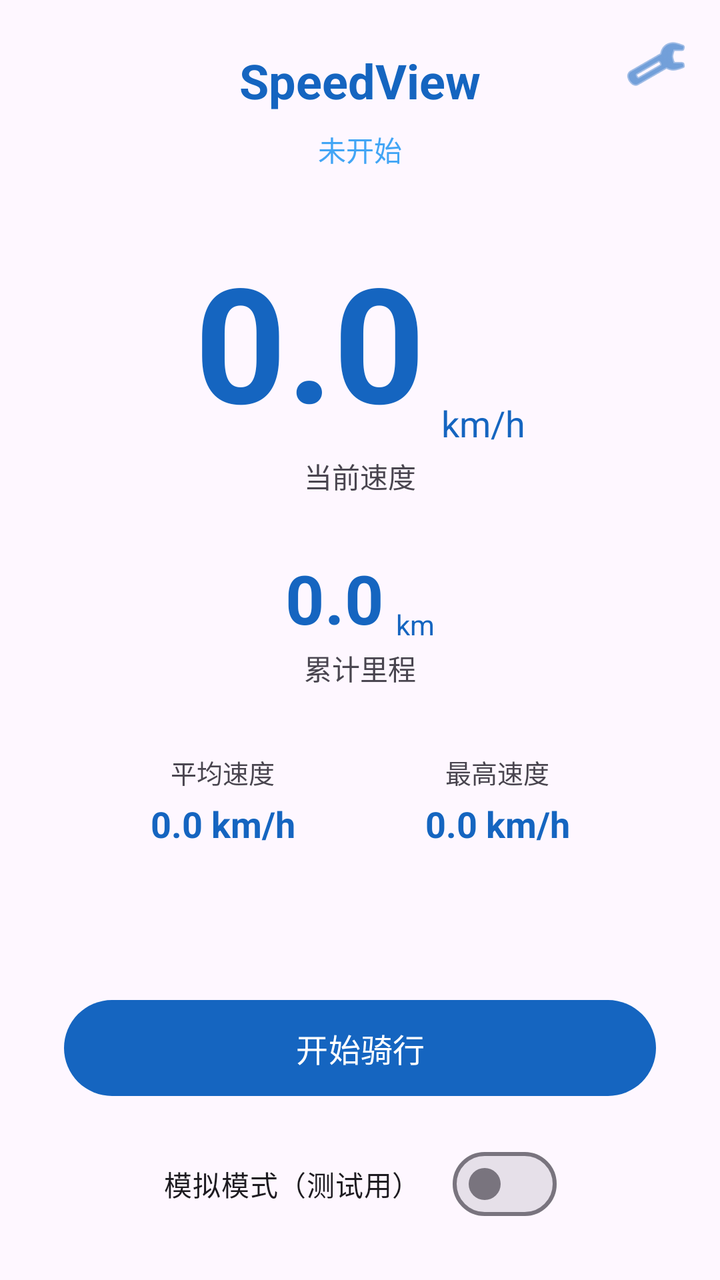
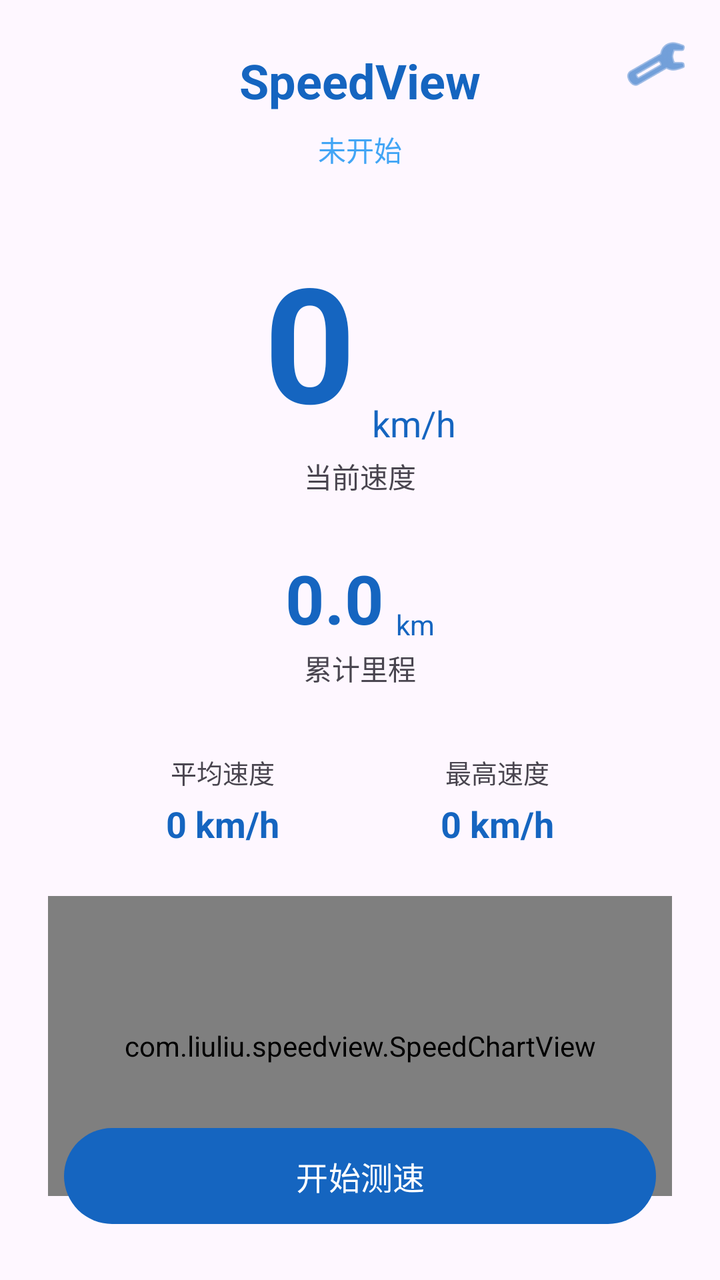

The first picture is an Android layout as it rendered before a commit; the second is the same layout after the commit. The layout source and the unified diff follow.
<!-- AndroidManifest.xml: application theme Theme.SpeedView -->
<!-- res/layout/activity_main.xml -->
<?xml version="1.0" encoding="utf-8"?>
<androidx.constraintlayout.widget.ConstraintLayout xmlns:android="http://schemas.android.com/apk/res/android"
    xmlns:app="http://schemas.android.com/apk/res-auto"
    xmlns:tools="http://schemas.android.com/tools"
    android:id="@+id/main"
    android:layout_width="match_parent"
    android:layout_height="match_parent"
    tools:context=".MainActivity">

    
    <ImageButton
        android:id="@+id/btn_settings"
        android:layout_width="48dp"
        android:layout_height="48dp"
        android:layout_marginTop="8dp"
        android:layout_marginEnd="8dp"
        android:background="?attr/selectableItemBackgroundBorderless"
        android:contentDescription="@string/settings"
        android:src="@android:drawable/ic_menu_preferences"
        app:layout_constraintEnd_toEndOf="parent"
        app:layout_constraintTop_toTopOf="parent"
        app:tint="@color/speed_blue" />

    
    <TextView
        android:id="@+id/tv_title"
        android:layout_width="wrap_content"
        android:layout_height="wrap_content"
        android:layout_marginTop="24dp"
        android:text="@string/app_name"
        android:textColor="@color/speed_blue"
        android:textSize="24sp"
        android:textStyle="bold"
        app:layout_constraintEnd_toEndOf="parent"
        app:layout_constraintStart_toStartOf="parent"
        app:layout_constraintTop_toTopOf="parent" />

    
    <TextView
        android:id="@+id/tv_status"
        android:layout_width="wrap_content"
        android:layout_height="wrap_content"
        android:layout_marginTop="8dp"
        android:text="@string/riding_status_idle"
        android:textColor="@color/speed_blue_light"
        android:textSize="14sp"
        app:layout_constraintEnd_toEndOf="parent"
        app:layout_constraintStart_toStartOf="parent"
        app:layout_constraintTop_toBottomOf="@id/tv_title" />

    
    <TextView
        android:id="@+id/tv_speed_value"
        android:layout_width="wrap_content"
        android:layout_height="wrap_content"
        android:layout_marginTop="32dp"
        android:text="0.0"
        android:textColor="@color/speed_blue"
        android:textSize="80sp"
        android:textStyle="bold"
        app:layout_constraintEnd_toStartOf="@id/tv_speed_unit"
        app:layout_constraintHorizontal_chainStyle="packed"
        app:layout_constraintStart_toStartOf="parent"
        app:layout_constraintTop_toBottomOf="@id/tv_status" />

    <TextView
        android:id="@+id/tv_speed_unit"
        android:layout_width="wrap_content"
        android:layout_height="wrap_content"
        android:layout_marginStart="8dp"
        android:text="@string/unit_kmh"
        android:textColor="@color/speed_blue"
        android:textSize="18sp"
        app:layout_constraintBottom_toBottomOf="@id/tv_speed_value"
        app:layout_constraintEnd_toEndOf="parent"
        app:layout_constraintStart_toEndOf="@id/tv_speed_value" />

    <TextView
        android:id="@+id/tv_speed_label"
        android:layout_width="wrap_content"
        android:layout_height="wrap_content"
        android:layout_marginTop="4dp"
        android:text="@string/speed_label"
        android:textSize="14sp"
        app:layout_constraintEnd_toEndOf="parent"
        app:layout_constraintStart_toStartOf="parent"
        app:layout_constraintTop_toBottomOf="@id/tv_speed_value" />

    
    <TextView
        android:id="@+id/tv_distance_value"
        android:layout_width="wrap_content"
        android:layout_height="wrap_content"
        android:layout_marginTop="28dp"
        android:text="0.0"
        android:textColor="@color/speed_blue"
        android:textSize="34sp"
        android:textStyle="bold"
        app:layout_constraintEnd_toStartOf="@id/tv_distance_unit"
        app:layout_constraintHorizontal_chainStyle="packed"
        app:layout_constraintStart_toStartOf="parent"
        app:layout_constraintTop_toBottomOf="@id/tv_speed_label" />

    <TextView
        android:id="@+id/tv_distance_unit"
        android:layout_width="wrap_content"
        android:layout_height="wrap_content"
        android:layout_marginStart="6dp"
        android:text="@string/unit_km"
        android:textColor="@color/speed_blue"
        android:textSize="14sp"
        app:layout_constraintBottom_toBottomOf="@id/tv_distance_value"
        app:layout_constraintEnd_toEndOf="parent"
        app:layout_constraintStart_toEndOf="@id/tv_distance_value" />

    <TextView
        android:id="@+id/tv_distance_label"
        android:layout_width="wrap_content"
        android:layout_height="wrap_content"
        android:layout_marginTop="2dp"
        android:text="@string/distance_label"
        android:textSize="14sp"
        app:layout_constraintEnd_toEndOf="parent"
        app:layout_constraintStart_toStartOf="parent"
        app:layout_constraintTop_toBottomOf="@id/tv_distance_value" />

    
    <TextView
        android:id="@+id/tv_avg_label"
        android:layout_width="wrap_content"
        android:layout_height="wrap_content"
        android:layout_marginTop="32dp"
        android:text="@string/avg_speed_label"
        android:textSize="13sp"
        app:layout_constraintEnd_toStartOf="@id/tv_max_label"
        app:layout_constraintStart_toStartOf="parent"
        app:layout_constraintTop_toBottomOf="@id/tv_distance_label" />

    <TextView
        android:id="@+id/tv_avg_value"
        android:layout_width="wrap_content"
        android:layout_height="wrap_content"
        android:layout_marginTop="4dp"
        android:text="0.0 km/h"
        android:textColor="@color/speed_blue"
        android:textSize="18sp"
        android:textStyle="bold"
        app:layout_constraintEnd_toEndOf="@id/tv_avg_label"
        app:layout_constraintStart_toStartOf="@id/tv_avg_label"
        app:layout_constraintTop_toBottomOf="@id/tv_avg_label" />

    <TextView
        android:id="@+id/tv_max_label"
        android:layout_width="wrap_content"
        android:layout_height="wrap_content"
        android:text="@string/max_speed_label"
        android:textSize="13sp"
        app:layout_constraintEnd_toEndOf="parent"
        app:layout_constraintStart_toEndOf="@id/tv_avg_label"
        app:layout_constraintTop_toTopOf="@id/tv_avg_label" />

    <TextView
        android:id="@+id/tv_max_value"
        android:layout_width="wrap_content"
        android:layout_height="wrap_content"
        android:layout_marginTop="4dp"
        android:text="0.0 km/h"
        android:textColor="@color/speed_blue"
        android:textSize="18sp"
        android:textStyle="bold"
        app:layout_constraintEnd_toEndOf="@id/tv_max_label"
        app:layout_constraintStart_toStartOf="@id/tv_max_label"
        app:layout_constraintTop_toBottomOf="@id/tv_max_label" />

    
    <com.google.android.material.button.MaterialButton
        android:id="@+id/btn_toggle"
        android:layout_width="0dp"
        android:layout_height="56dp"
        android:layout_marginHorizontal="32dp"
        android:layout_marginBottom="16dp"
        android:text="@string/start_ride"
        android:textSize="16sp"
        app:backgroundTint="@color/speed_blue"
        app:cornerRadius="28dp"
        app:layout_constraintBottom_toTopOf="@id/switch_mock"
        app:layout_constraintEnd_toEndOf="parent"
        app:layout_constraintStart_toStartOf="parent" />

    
    <com.google.android.material.materialswitch.MaterialSwitch
        android:id="@+id/switch_mock"
        android:layout_width="wrap_content"
        android:layout_height="wrap_content"
        android:layout_marginBottom="24dp"
        android:text="@string/mock_mode"
        app:layout_constraintBottom_toBottomOf="parent"
        app:layout_constraintEnd_toEndOf="parent"
        app:layout_constraintStart_toStartOf="parent" />

</androidx.constraintlayout.widget.ConstraintLayout>
<!-- resources referenced by this layout -->
<resources>
  <color name="speed_blue">#FF1565C0</color>
  <color name="speed_blue_light">#FF42A5F5</color>
  <string name="app_name">SpeedView</string>
  <string name="avg_speed_label">平均速度</string>
  <string name="distance_label">累计里程</string>
  <string name="max_speed_label">最高速度</string>
  <string name="mock_mode">模拟模式（测试用）</string>
  <string name="riding_status_idle">未开始</string>
  <string name="settings">设置</string>
  <string name="speed_label">当前速度</string>
  <string name="start_ride">开始骑行</string>
  <string name="unit_km">km</string>
  <string name="unit_kmh">km/h</string>
  <style name="Theme.SpeedView" parent="Base.Theme.SpeedView" />
  <style name="Base.Theme.SpeedView" parent="Theme.Material3.DayNight.NoActionBar">
          
          
      </style>
</resources>

<!-- the commit's change to res/layout/activity_main.xml (unified diff, before → after) -->
@@ -54,7 +54,7 @@
         android:layout_width="wrap_content"
         android:layout_height="wrap_content"
         android:layout_marginTop="32dp"
-        android:text="0.0"
+        android:text="0"
         android:textColor="@color/speed_blue"
         android:textSize="80sp"
         android:textStyle="bold"
@@ -141,7 +141,7 @@
         android:layout_width="wrap_content"
         android:layout_height="wrap_content"
         android:layout_marginTop="4dp"
-        android:text="0.0 km/h"
+        android:text="0 km/h"
         android:textColor="@color/speed_blue"
         android:textSize="18sp"
         android:textStyle="bold"
@@ -164,13 +164,24 @@
         android:layout_width="wrap_content"
         android:layout_height="wrap_content"
         android:layout_marginTop="4dp"
-        android:text="0.0 km/h"
+        android:text="0 km/h"
         android:textColor="@color/speed_blue"
         android:textSize="18sp"
         android:textStyle="bold"
         app:layout_constraintEnd_toEndOf="@id/tv_max_label"
         app:layout_constraintStart_toStartOf="@id/tv_max_label"
         app:layout_constraintTop_toBottomOf="@id/tv_max_label" />
+
+    
+    <com.liuliu.speedview.SpeedChartView
+        android:id="@+id/chart_speed"
+        android:layout_width="0dp"
+        android:layout_height="150dp"
+        android:layout_marginHorizontal="24dp"
+        android:layout_marginTop="24dp"
+        app:layout_constraintEnd_toEndOf="parent"
+        app:layout_constraintStart_toStartOf="parent"
+        app:layout_constraintTop_toBottomOf="@id/tv_max_value" />
 
     
     <com.google.android.material.button.MaterialButton
@@ -178,24 +189,13 @@
         android:layout_width="0dp"
         android:layout_height="56dp"
         android:layout_marginHorizontal="32dp"
-        android:layout_marginBottom="16dp"
+        android:layout_marginBottom="24dp"
         android:text="@string/start_ride"
         android:textSize="16sp"
         app:backgroundTint="@color/speed_blue"
         app:cornerRadius="28dp"
-        app:layout_constraintBottom_toTopOf="@id/switch_mock"
+        app:layout_constraintBottom_toBottomOf="parent"
         app:layout_constraintEnd_toEndOf="parent"
         app:layout_constraintStart_toStartOf="parent" />
 
-    
-    <com.google.android.material.materialswitch.MaterialSwitch
-        android:id="@+id/switch_mock"
-        android:layout_width="wrap_content"
-        android:layout_height="wrap_content"
-        android:layout_marginBottom="24dp"
-        android:text="@string/mock_mode"
-        app:layout_constraintBottom_toBottomOf="parent"
-        app:layout_constraintEnd_toEndOf="parent"
-        app:layout_constraintStart_toStartOf="parent" />
-
 </androidx.constraintlayout.widget.ConstraintLayout>
<!-- resource entries referenced after the edit -->
@@ -6,11 +6,10 @@
   <string name="avg_speed_label">平均速度</string>
   <string name="distance_label">累计里程</string>
   <string name="max_speed_label">最高速度</string>
-  <string name="mock_mode">模拟模式（测试用）</string>
   <string name="riding_status_idle">未开始</string>
   <string name="settings">设置</string>
   <string name="speed_label">当前速度</string>
-  <string name="start_ride">开始骑行</string>
+  <string name="start_ride">开始测速</string>
   <string name="unit_km">km</string>
   <string name="unit_kmh">km/h</string>
   <style name="Theme.SpeedView" parent="Base.Theme.SpeedView" />
